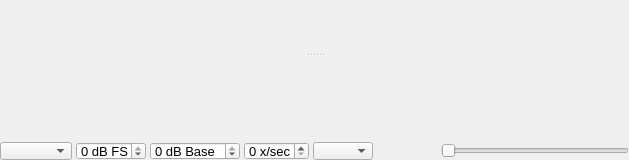
Above: application/spectrumwidget.ui from oldscienceguy/PebbleSDR before the change. Below: the same form after it.
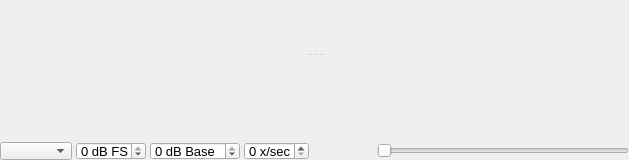
That is the form after the change.

Commit message:
Checkpoint: Major update to 2 panel modes
Plot selector now used to select all split modes, including new Spectrum/Waterfall mode.

Lots of code clean up

```diff
--- a/application/spectrumwidget.ui
+++ b/application/spectrumwidget.ui
@@ -365,27 +365,6 @@
             </property>
            </widget>
           </item>
-          <item>
-           <widget class="QComboBox" name="zoomSelector">
-            <property name="minimumSize">
-             <size>
-              <width>60</width>
-              <height>18</height>
-             </size>
-            </property>
-            <property name="maximumSize">
-             <size>
-              <width>60</width>
-              <height>18</height>
-             </size>
-            </property>
-            <property name="font">
-             <font>
-              <pointsize>10</pointsize>
-             </font>
-            </property>
-           </widget>
-          </item>
           <item>
            <widget class="QLabel" name="zoomLabel">
             <property name="minimumSize">
```
Left out of the diff: 8 changed lines with no effect on the pictures. The commit also changes 4 other files.
